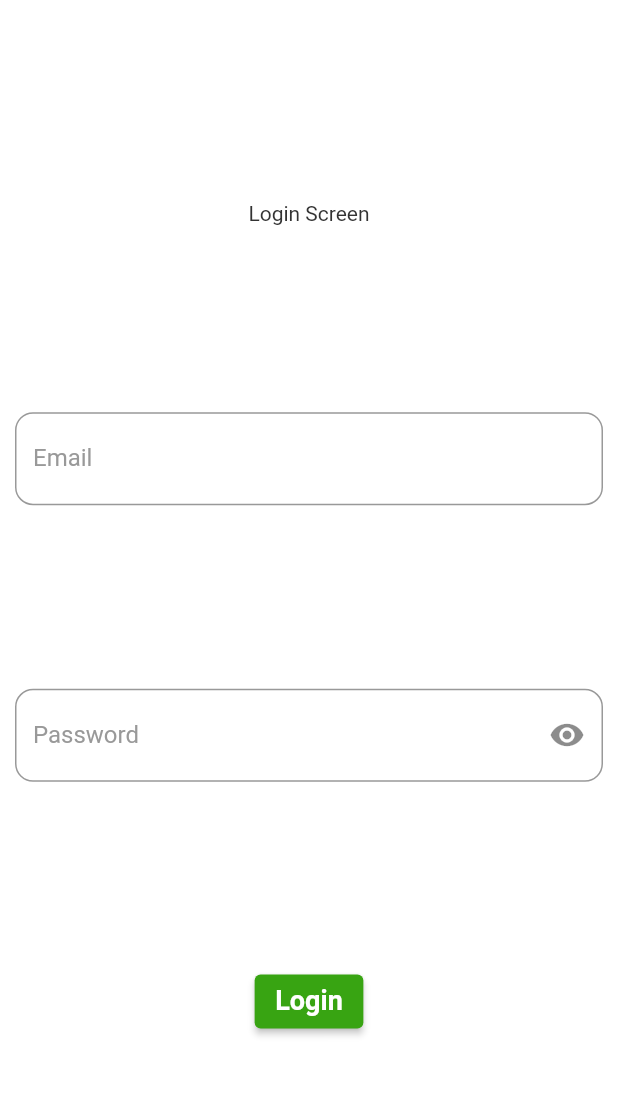
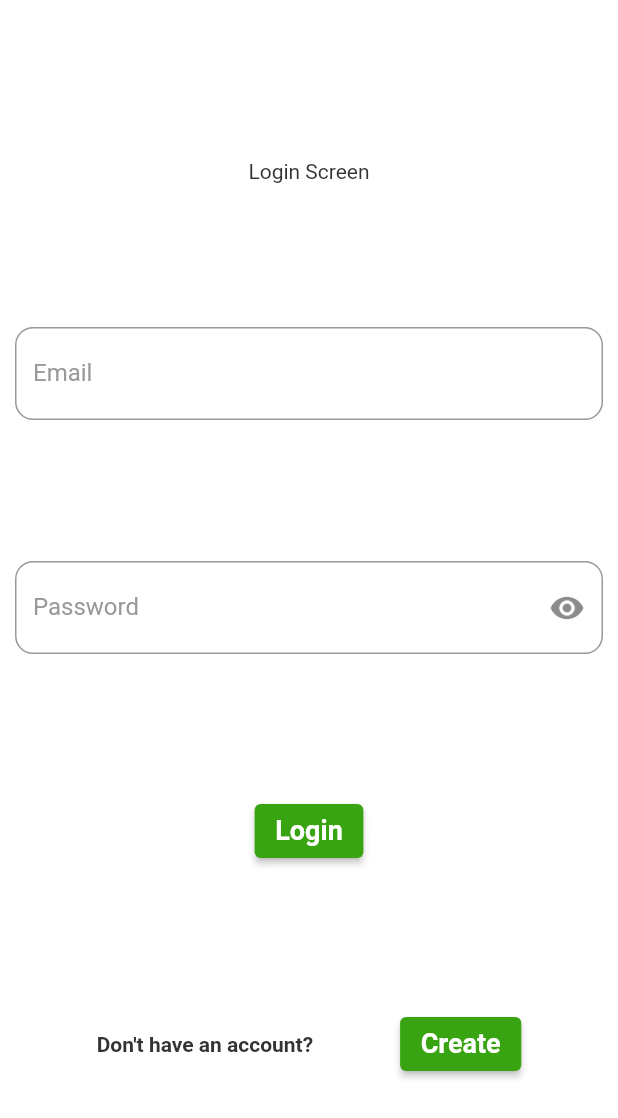
Before and after one commit to Jbholae/flutter--web-socket, a Flutter app: the screen it shows after launch, on a phone screen of 412 x 824 dp. Shown: the top 1118 px of the screen. Run offline on Flutter 3.47's test engine with Material 2 defaults, Android fonts, the light colour scheme and no system bars; drawn by our look-alikes of flutter_form_builder; our stand-ins replace dio, firebase_auth, firebase_core, form_builder_validators, shared_preferences, sizer; accounts and stored records are empty.

Commit message:
feat : added signup/register route

```diff
--- a/lib/src/pages/login_user.dart
+++ b/lib/src/pages/login_user.dart
@@ -1,7 +1,5 @@
 import 'package:firebase_auth/firebase_auth.dart';
 import 'package:flutter/material.dart';
-import 'package:flutter/src/widgets/container.dart';
-import 'package:flutter/src/widgets/framework.dart';
 import 'package:flutter_form_builder/flutter_form_builder.dart';
 import 'package:form_builder_validators/form_builder_validators.dart';
 import 'package:provider/provider.dart';
@@ -9,6 +7,7 @@ import 'package:provider/provider.dart';
 import '../app.dart';
 import '../config/firebase/auth.dart';
 import '../core/utils/snack_bar.dart';
+import '../models/user/user.dart' as userData;
 import '../providers/auth_provider.dart';
 
 class LoginUser extends StatefulWidget {
@@ -74,17 +73,10 @@ class _LoginUserState extends State<LoginUser> {
                   if (formKey.currentState!.validate()) {
                     formKey.currentState!.save();
                     try {
-                      firebaseAuth
-                          .signInWithEmailAndPassword(
+                      firebaseAuth.signInWithEmailAndPassword(
                         email: formKey.currentState?.value['email'],
                         password: formKey.currentState?.value['password'],
-                      )
-                          .then((value) {
-                        if (value.user != null) {
-                          // Provider.of<AuthProvider>(context, listen: false);
-                          mainNavigator.currentState?.pushNamed("/");
-                        }
-                      });
+                      );
                       print("valid");
                     } on FirebaseAuthException catch (e) {
                       showError(message: e.toString());
@@ -92,7 +84,29 @@ class _LoginUserState extends State<LoginUser> {
                   }
                 },
                 child: const Text('Login'),
-              )
+              ),
+              Container(
+                decoration: BoxDecoration(
+                  borderRadius: BorderRadius.circular(8),
+                ),
+                child: Row(
+                  mainAxisAlignment: MainAxisAlignment.spaceEvenly,
+                  children: [
+                    Text(
+                      "Don't have an account? ",
+                      style: Theme.of(context).textTheme.bodyText1,
+                    ),
+                    ElevatedButton(
+                      // trailingIcon: const Icon(
+                      //   Icons.arrow_forward_rounded,
+                      //   size: 22,
+                      // ),
+                      onPressed: () => Navigator.of(context).pushNamed("user"),
+                      child: const Text("Create"),
+                    ),
+                  ],
+                ),
+              ),
             ],
           ),
         ),
```
